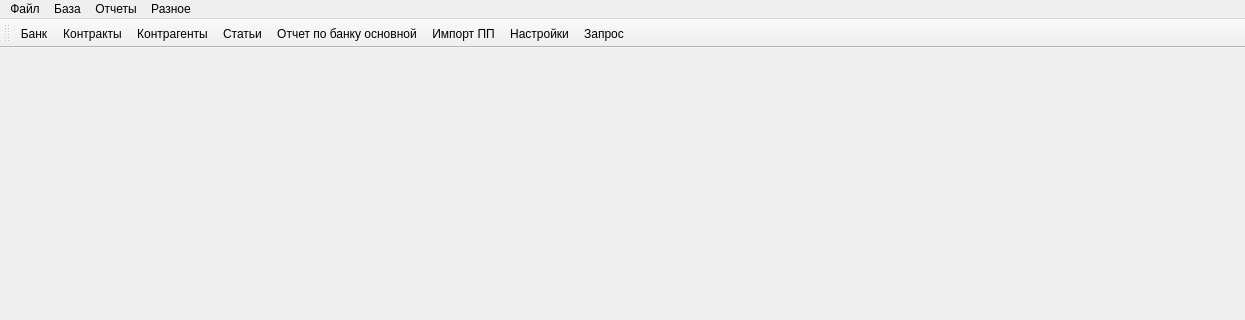
Qt form mainwindow.ui (GorINIch73/Audit) before a commit; both pictures show x 0 to 1245 and y 0 to 320 of the 1245 by 621 pixel window.
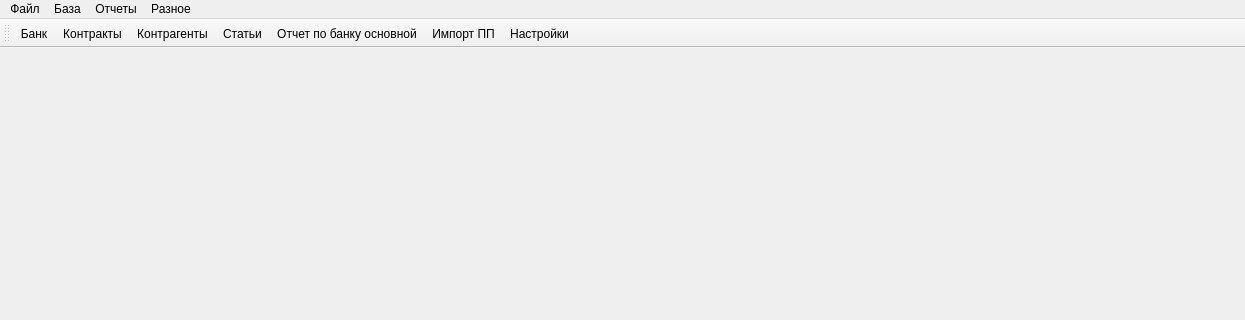
The same form after that commit.

What changed in the file:
```diff
--- a/mainwindow.ui
+++ b/mainwindow.ui
@@ -101,7 +101,6 @@
    <addaction name="actionRep_bank"/>
    <addaction name="actionImportPP"/>
    <addaction name="actionOptions"/>
-   <addaction name="actionQuery"/>
   </widget>
   <action name="actionBank">
    <property name="text">
```
